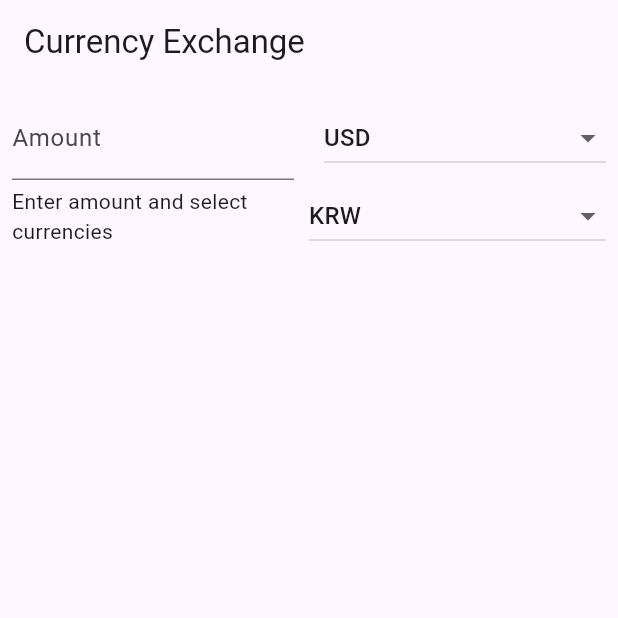
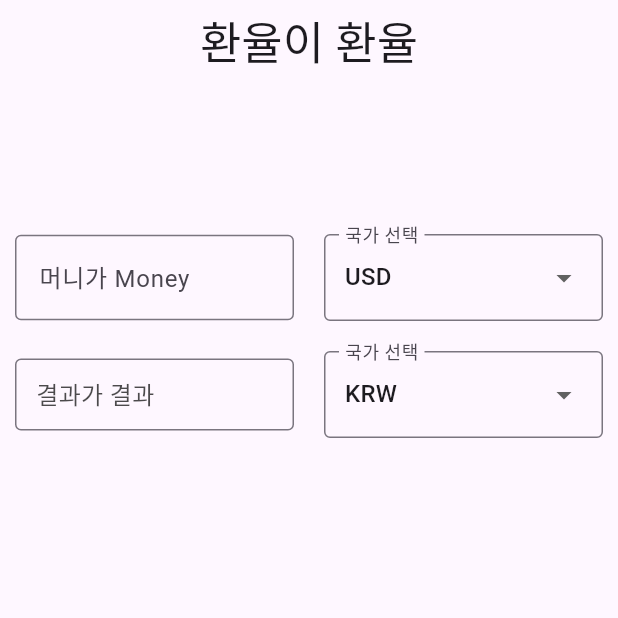
Before and after one commit to kaggle68/flutter_exchange, a Flutter app: the screen it shows after launch, on a phone screen of 412 x 824 dp, the top half of it. Run offline on Flutter 3.47's test engine with Material 3 defaults, Android fonts, the phone set to English and light mode, and no system bars; our stand-ins replace freezed_annotation.

Commit message:
2 cha wan seong

```diff
--- a/lib/presentation/exchange_screen.dart
+++ b/lib/presentation/exchange_screen.dart
@@ -1,4 +1,5 @@
 import 'package:flutter/material.dart';
+
 import 'package:http/http.dart' as http;
 
 import '../data/data_source/exchange_data_source.dart';
@@ -52,15 +53,63 @@ class _ExchangeScreenState extends State<ExchangeScreen> {
     }
   }
 
+  Widget _buildDropdown(
+      String? value, List<String> items, ValueChanged<String?> onChanged) {
+    return InputDecorator(
+      decoration: const InputDecoration(
+        border: OutlineInputBorder(),
+        contentPadding: EdgeInsets.symmetric(horizontal: 10, vertical: 5),
+        labelText: '국가 선택',
+      ),
+      child: DropdownButtonHideUnderline(
+        child: DropdownButton<String>(
+          isExpanded: true,
+          value: value,
+          onChanged: onChanged,
+          items: items.map<DropdownMenuItem<String>>((String value) {
+            return DropdownMenuItem<String>(
+              value: value,
+              child: Text(value),
+            );
+          }).toList(),
+        ),
+      ),
+    );
+  }
+
+  Widget _buildResultBox() {
+    return InputDecorator(
+      decoration: const InputDecoration(
+        border: OutlineInputBorder(),
+        contentPadding: EdgeInsets.symmetric(horizontal: 10, vertical: 5),
+      ),
+      child: Text(
+        _exchangeRateResult != null
+            ? _exchangeRateResult!.toStringAsFixed(2)
+            : '결과가 결과',
+        style: TextStyle(fontSize: 16, color: Colors.black.withOpacity(0.7)),
+      ),
+    );
+  }
+
   @override
   Widget build(BuildContext context) {
     return Scaffold(
-      appBar: AppBar(title: const Text('Currency Exchange')),
+      appBar: AppBar(
+        centerTitle: true,
+        title: const Text(
+          '환율이 환율',
+          style: TextStyle(fontSize: 30),
+        ),
+      ),
       body: Padding(
-        padding: const EdgeInsets.all(8.0),
+        padding: const EdgeInsets.symmetric(horizontal: 10),
         child: Column(
           crossAxisAlignment: CrossAxisAlignment.start,
           children: <Widget>[
+            const SizedBox(
+              height: 100,
+            ),
             Row(
               children: [
                 Expanded(
@@ -68,58 +117,40 @@ class _ExchangeScreenState extends State<ExchangeScreen> {
                     controller: _amountController,
                     keyboardType: TextInputType.number,
                     decoration: const InputDecoration(
-                      labelText: 'Amount',
-                      hintText: 'Enter amount to convert',
+                      labelText: '머니가 Money',
+                      hintText: 'Money is 머니',
+                      border: OutlineInputBorder(),
                     ),
                   ),
                 ),
                 const SizedBox(width: 20),
                 Expanded(
-                  child: DropdownButton<String>(
-                    isExpanded: true,
-                    value: _baseCurrency,
-                    onChanged: (String? newValue) {
+                  child: _buildDropdown(_baseCurrency, _currencies, (newValue) {
                     setState(() {
                       _baseCurrency = newValue;
                     });
                     _updateExchangeRate();
-                    },
-                    items: _currencies
-                        .map<DropdownMenuItem<String>>((String value) {
-                      return DropdownMenuItem<String>(
-                        value: value,
-                        child: Text(value),
-                      );
-                    }).toList(),
-                  ),
+                  }),
                 ),
               ],
             ),
+            const SizedBox(height: 20), // Vertical space between the rows
             Row(
               children: [
                 Expanded(
-                  child: Text(_exchangeRateResult != null
-                      ? 'Converted: $_exchangeRateResult $_targetCurrency'
-                      : 'Enter amount and select currencies'),
+                  child: _buildResultBox(),
                 ),
+                const SizedBox(
+                    width:
+                        20), // Horizontal space between the result box and the second dropdown
                 Expanded(
-                  child: DropdownButton<String>(
-                    isExpanded: true,
-                    value: _targetCurrency,
-                    onChanged: (String? newValue) {
+                  child:
+                      _buildDropdown(_targetCurrency, _currencies, (newValue) {
                     setState(() {
                       _targetCurrency = newValue;
                     });
                     _updateExchangeRate();
-                    },
-                    items: _currencies
-                        .map<DropdownMenuItem<String>>((String value) {
-                      return DropdownMenuItem<String>(
-                        value: value,
-                        child: Text(value),
-                      );
-                    }).toList(),
-                  ),
+                  }),
                 ),
               ],
             ),
```
Lines whose indentation alone changed are shown as unchanged.
